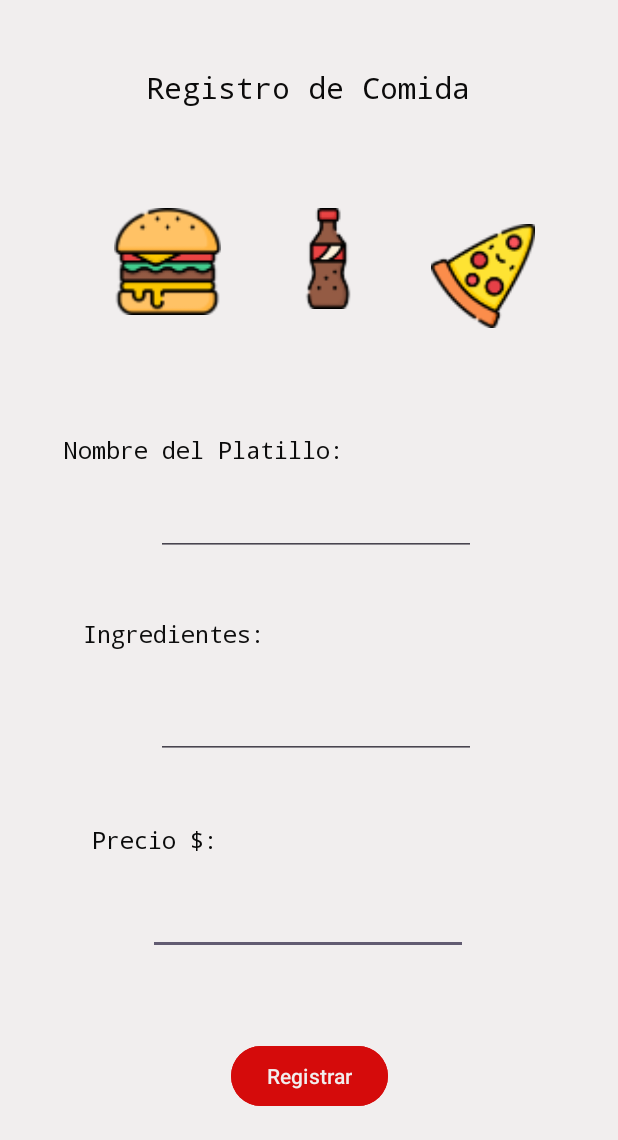
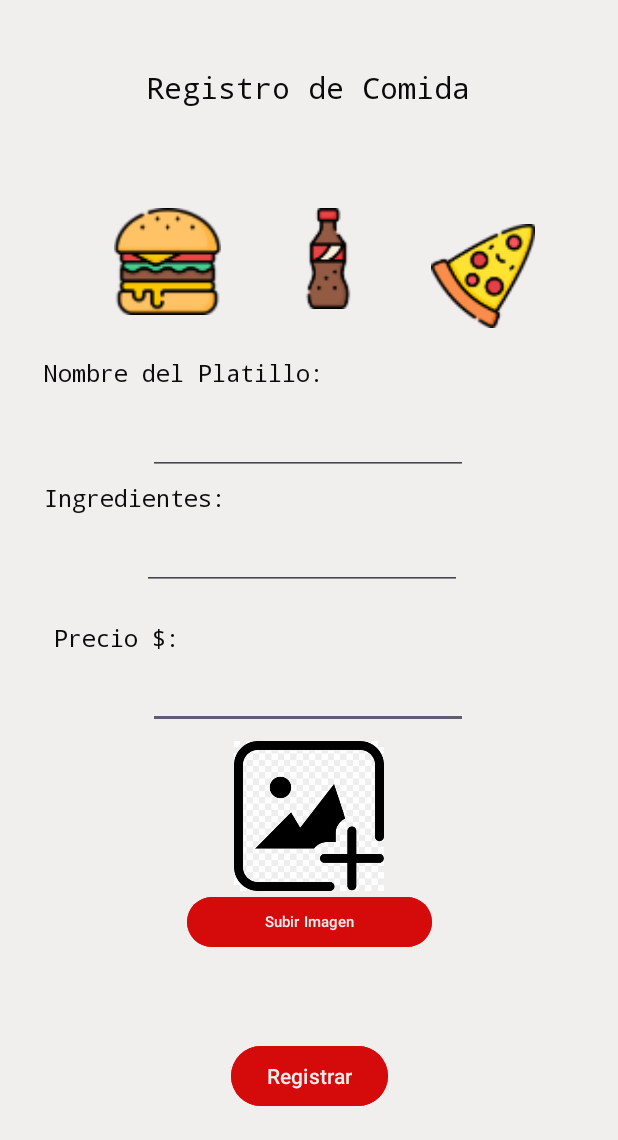
Before and after one commit to IvanGS04/KangrePonce, an Android app: the RegistroComida screen opened directly, with no data from a screen before it, on a phone screen of 412 x 824 dp, the part 96-1236 px from its top. Run offline under Robolectric (Android 15) with nearby library versions, the phone set to English and light mode, and no system bars; pictures from the network do not load; Roboto replaces fonts that are not available here.

Commit message:
before upload image

```diff
--- a/app/src/main/AndroidManifest.xml
+++ b/app/src/main/AndroidManifest.xml
@@ -4,6 +4,7 @@
 
     <uses-permission android:name="android.permission.INTERNET" />
     <uses-permission android:name="android.permission.ACCESS_NETWORK_STATE" />
+    <uses-permission android:name="android.permission.READ_EXTERNAL_STORAGE" />
 
     <application
         android:allowBackup="true"
--- a/app/src/main/java/com/example/kangreponce/Comida.java
+++ b/app/src/main/java/com/example/kangreponce/Comida.java
@@ -13,5 +13,10 @@ public interface Comida {
     @GET("comida/")
     Call<List<ComidaClass>> getPosts();
 
-
+    @POST("comida/")
+    Call<PostComida> createComida(
+            @Field("nombre") String nombre,
+            @Field("ingredientes") String ingredientes,
+            @Field("precio") int precio,
+            @Field("file") String file);
 }
--- a/app/src/main/java/com/example/kangreponce/Index.java
+++ b/app/src/main/java/com/example/kangreponce/Index.java
@@ -69,7 +69,7 @@ public class Index extends AppCompatActivity {
         progressBar.setVisibility(View.VISIBLE);
 
         Retrofit retrofit = new  Retrofit.Builder()
-                .baseUrl("http://192.168.137.1:3000/")
+                .baseUrl("http://192.168.100.12:3000/")
                 .addConverterFactory(GsonConverterFactory.create())
                 .build();
         Comida api = retrofit.create(Comida.class);
--- a/app/src/main/java/com/example/kangreponce/PostsAdapter.java
+++ b/app/src/main/java/com/example/kangreponce/PostsAdapter.java
@@ -35,7 +35,7 @@ public class PostsAdapter extends RecyclerView.Adapter<PostsAdapter.ViewHolder>
         holder.precio.setText(String.valueOf(postsList.get(position).getPrecio()) );
         holder.ingredientes.setText(postsList.get(position).getIngredientes());
         Glide.with(holder.itemView)
-                .load("http://192.168.137.225:3000/public/"+postsList.get(position).getImgUrl())
+                .load("http://192.168.100.12:3000/public/"+postsList.get(position).getImgUrl())
                 .into(holder.imageView);
 
     }
--- a/app/src/main/java/com/example/kangreponce/RegistroComida.java
+++ b/app/src/main/java/com/example/kangreponce/RegistroComida.java
@@ -1,18 +1,41 @@
 package com.example.kangreponce;
 
+import androidx.activity.result.ActivityResult;
+import androidx.activity.result.ActivityResultCallback;
+import androidx.activity.result.ActivityResultLauncher;
+import androidx.activity.result.contract.ActivityResultContracts;
 import androidx.annotation.NonNull;
 import androidx.appcompat.app.AppCompatActivity;
 import androidx.appcompat.widget.Toolbar;
 
 import android.content.Intent;
+import android.graphics.Bitmap;
+import android.net.Uri;
 import android.os.Bundle;
+import android.provider.MediaStore;
+import android.util.Log;
 import android.view.Menu;
 import android.view.MenuInflater;
 import android.view.MenuItem;
+import android.view.View;
+import android.widget.Button;
+import android.widget.ImageButton;
+import android.widget.ImageView;
+import android.widget.Toast;
+
+import retrofit2.Call;
+import retrofit2.Callback;
+import retrofit2.Response;
+import retrofit2.Retrofit;
+import retrofit2.converter.gson.GsonConverterFactory;
 
 public class RegistroComida extends AppCompatActivity {
 
+    ImageView imageView;
+    Button btnUpload;
+    Button btnRegistrar;
     Toolbar toolbar;
+    ActivityResultLauncher<Intent> resultLauncher;
 
     @Override
     protected void onCreate(Bundle savedInstanceState) {
@@ -21,7 +44,19 @@ public class RegistroComida extends AppCompatActivity {
 
         toolbar = findViewById(R.id.toolbar);
         setSupportActionBar(toolbar);
-    }
+
+        imageView = findViewById(R.id.imageUpload);
+        btnUpload = findViewById(R.id.btnUpload);
+        btnRegistrar = findViewById(R.id.btnRegistrar);
+        registerResult();
+
+        btnUpload.setOnClickListener( view -> pickImage());
+
+
+    }//onCreate
+
+
+
     public boolean onCreateOptionsMenu(Menu menu) {
         MenuInflater inflater = getMenuInflater();
         inflater.inflate(R.menu.menu, menu);
@@ -30,29 +65,40 @@ public class RegistroComida extends AppCompatActivity {
 
     public boolean onOptionsItemSelected(@NonNull MenuItem item) {
         if (item.getItemId() == R.id.registro_comida) {
-            VerRegistroComida();
+            Intent intent = new Intent(RegistroComida.this, RegistroComida.class);
+            startActivity(intent);
             return false;
-
         } else if (item.getItemId() == R.id.ver_menu_principal) {
-
-            VerMenu();
+            Intent intent = new Intent(RegistroComida.this,Index.class);
+            startActivity(intent);
             return false;
         } else {
             return super.onOptionsItemSelected(item);
         }
     }
+    private void pickImage(){
+        Intent intent = new Intent(MediaStore.ACTION_PICK_IMAGES);
+        resultLauncher.launch(intent);
+    }
+
+    private void registerResult(){
+        resultLauncher = registerForActivityResult(
+                new ActivityResultContracts.StartActivityForResult(), new ActivityResultCallback<ActivityResult>() {
+                    @Override
+                    public void onActivityResult(ActivityResult result) {
+                        try {
+                            Uri imageUri = result.getData().getData();
+                            imageView.setImageURI(imageUri);
+                        }catch (Exception e){
+                            Toast.makeText(RegistroComida.this, "Imagen no seleccionada", Toast.LENGTH_SHORT).show();
+
+                        }
+                    }
+                });
+
+    }
 
 
-    void VerRegistroComida(){
-        Intent intent = new Intent(RegistroComida.this, RegistroComida.class);
-        intent.setFlags(Intent.FLAG_ACTIVITY_CLEAR_TASK |
-                Intent.FLAG_ACTIVITY_NEW_TASK);
-        startActivity(intent);
-    }
-    void VerMenu(){
-        Intent intent = new Intent(RegistroComida.this,Index.class);
-        intent.setFlags(Intent.FLAG_ACTIVITY_CLEAR_TASK |
-                Intent.FLAG_ACTIVITY_NEW_TASK);
-        startActivity(intent);
-    }
-}
+
+
+}//Class
--- a/app/src/main/res/layout/activity_registro_comida.xml
+++ b/app/src/main/res/layout/activity_registro_comida.xml
@@ -13,7 +13,7 @@
         layout="@layout/toolbar" />
 
     <Button
-        android:id="@+id/button3"
+        android:id="@+id/btnRegistrar"
         android:layout_width="wrap_content"
         android:layout_height="wrap_content"
         android:backgroundTint="#D50B0B"
@@ -36,7 +36,7 @@
         app:layout_constraintHorizontal_bias="0.497"
         app:layout_constraintStart_toStartOf="parent"
         app:layout_constraintTop_toTopOf="parent"
-        app:layout_constraintVertical_bias="0.842" />
+        app:layout_constraintVertical_bias="0.648" />
 
     <EditText
         android:id="@+id/editTextText3"
@@ -46,9 +46,10 @@
         android:inputType="text"
         app:layout_constraintBottom_toBottomOf="parent"
         app:layout_constraintEnd_toEndOf="parent"
-        app:layout_constraintHorizontal_bias="0.522"
+        app:layout_constraintHorizontal_bias="0.497"
         app:layout_constraintStart_toStartOf="parent"
-        app:layout_constraintTop_toTopOf="parent" />
+        app:layout_constraintTop_toTopOf="parent"
+        app:layout_constraintVertical_bias="0.431" />
 
     <EditText
         android:id="@+id/editTextText4"
@@ -58,10 +59,10 @@
         android:inputType="text"
         app:layout_constraintBottom_toBottomOf="parent"
         app:layout_constraintEnd_toEndOf="parent"
-        app:layout_constraintHorizontal_bias="0.522"
+        app:layout_constraintHorizontal_bias="0.477"
         app:layout_constraintStart_toStartOf="parent"
         app:layout_constraintTop_toTopOf="parent"
-        app:layout_constraintVertical_bias="0.674" />
+        app:layout_constraintVertical_bias="0.529" />
 
     <TextView
         android:id="@+id/textView7"
@@ -73,10 +74,10 @@
         android:textSize="16sp"
         app:layout_constraintBottom_toBottomOf="parent"
         app:layout_constraintEnd_toEndOf="parent"
-        app:layout_constraintHorizontal_bias="0.19"
+        app:layout_constraintHorizontal_bias="0.131"
         app:layout_constraintStart_toStartOf="parent"
         app:layout_constraintTop_toTopOf="parent"
-        app:layout_constraintVertical_bias="0.44" />
+        app:layout_constraintVertical_bias="0.376" />
 
     <TextView
         android:id="@+id/textView8"
@@ -88,10 +89,10 @@
         android:textSize="16sp"
         app:layout_constraintBottom_toBottomOf="parent"
         app:layout_constraintEnd_toEndOf="parent"
-        app:layout_constraintHorizontal_bias="0.19"
+        app:layout_constraintHorizontal_bias="0.101"
         app:layout_constraintStart_toStartOf="parent"
         app:layout_constraintTop_toTopOf="parent"
-        app:layout_constraintVertical_bias="0.593" />
+        app:layout_constraintVertical_bias="0.48" />
 
     <TextView
         android:id="@+id/textView9"
@@ -103,10 +104,10 @@
         android:textSize="16sp"
         app:layout_constraintBottom_toBottomOf="parent"
         app:layout_constraintEnd_toEndOf="parent"
-        app:layout_constraintHorizontal_bias="0.188"
+        app:layout_constraintHorizontal_bias="0.11"
         app:layout_constraintStart_toStartOf="parent"
         app:layout_constraintTop_toTopOf="parent"
-        app:layout_constraintVertical_bias="0.764" />
+        app:layout_constraintVertical_bias="0.596" />
 
     <ImageView
         android:id="@+id/imageView6"
@@ -158,4 +159,31 @@
         app:layout_constraintStart_toStartOf="parent"
         app:layout_constraintTop_toTopOf="parent"
         app:layout_constraintVertical_bias="0.136" />
+
+    <ImageView
+        android:id="@+id/imageUpload"
+        android:layout_width="100dp"
+        android:layout_height="100dp"
+        android:layout_marginTop="8dp"
+        app:layout_constraintEnd_toEndOf="parent"
+        app:layout_constraintHorizontal_bias="0.501"
+        app:layout_constraintStart_toStartOf="parent"
+        app:layout_constraintTop_toBottomOf="@+id/editTextNumber2"
+        app:srcCompat="@drawable/uploadimage" />
+
+    <Button
+        android:id="@+id/btnUpload"
+        android:layout_width="163dp"
+        android:layout_height="41dp"
+        android:backgroundTint="#D50B0B"
+        android:text="Subir Imagen"
+        android:textColor="#F1EEEE"
+        android:textSize="10dp"
+        app:layout_constraintBottom_toTopOf="@+id/button3"
+        app:layout_constraintEnd_toEndOf="parent"
+        app:layout_constraintStart_toStartOf="parent"
+        app:layout_constraintTop_toBottomOf="@+id/imageUpload"
+        app:layout_constraintVertical_bias="0.0" />
+
+
 </androidx.constraintlayout.widget.ConstraintLayout>
--- a/app/src/main/res/mipmap-anydpi-v26/hambu.xml
+++ /dev/null
@@ -1,5 +0,0 @@
-<?xml version="1.0" encoding="utf-8"?>
-<adaptive-icon xmlns:android="http://schemas.android.com/apk/res/android">
-    <background android:drawable="@drawable/hambu_background"/>
-    <foreground android:drawable="@mipmap/hambu_foreground"/>
-</adaptive-icon>
--- a/app/src/main/res/mipmap-anydpi-v26/hambu_round.xml
+++ /dev/null
@@ -1,5 +0,0 @@
-<?xml version="1.0" encoding="utf-8"?>
-<adaptive-icon xmlns:android="http://schemas.android.com/apk/res/android">
-    <background android:drawable="@drawable/hambu_background"/>
-    <foreground android:drawable="@mipmap/hambu_foreground"/>
-</adaptive-icon>
```
Also changed, not shown: app/src/main/java/com/example/kangreponce/PostComida.java (added, +31 -0 lines), app/src/main/res/drawable/uploadimage.png (added).
